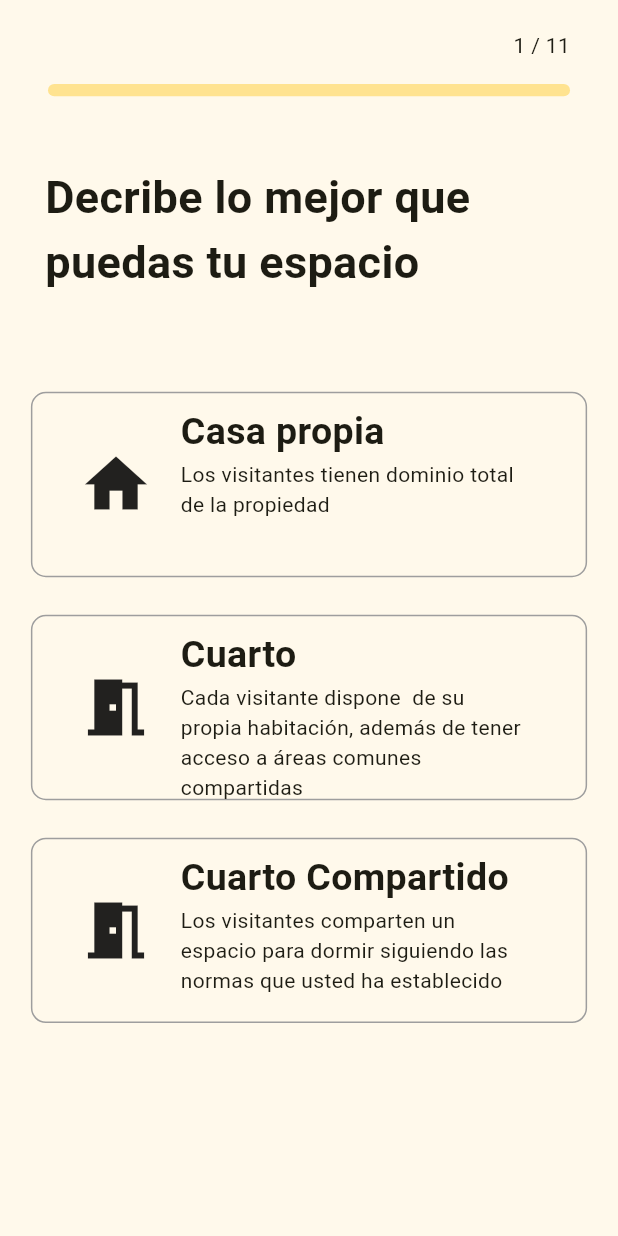
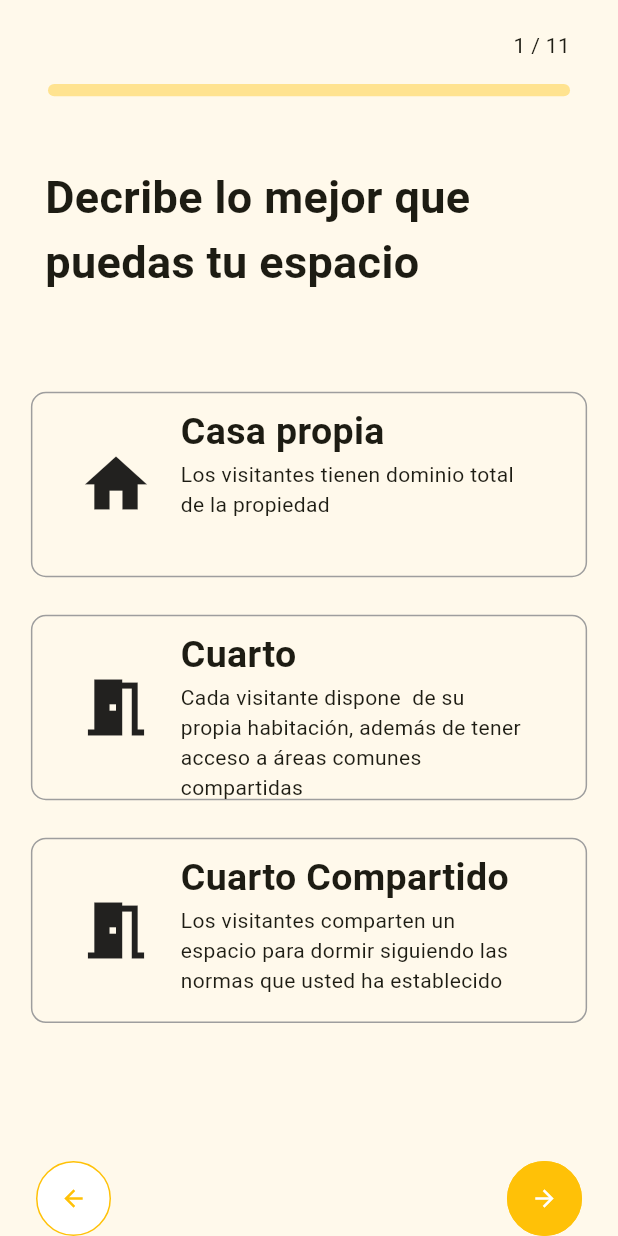
Before and after one commit to CanulMena/StudentHive, a Flutter app: the AppStepsCreatePublications screen opened directly, on a phone screen of 412 x 824 dp. Run offline on Flutter 3.47's test engine with Material 3 defaults, Android fonts, the phone set to English and light mode, and no system bars; our stand-ins replace card_swiper, dio, go_router.

Commit message:
first design to buttoms progress

```diff
--- a/lib/presentation/views/widgets/widgets_views/account_view.dart/create_publication/app_steps_create_publications.dart
+++ b/lib/presentation/views/widgets/widgets_views/account_view.dart/create_publication/app_steps_create_publications.dart
@@ -1,4 +1,5 @@
 import 'package:flutter/material.dart';
+import 'package:studenthive/presentation/views/widgets/widgets_views/account_view.dart/create_publication/routerAnimation/navbar_button.dart';
 import 'package:studenthive/presentation/views/widgets/widgets_views/account_view.dart/create_publication/screen_create_publication.dart';
 
 class AppStepsCreatePublications extends StatefulWidget {
@@ -56,9 +57,8 @@ class _AppStepsCreatePublicationsState
             ),
           ],
         ),
-        // bottomNavigationBar: BottomButtons(
-        //   pageController: _pageController,
-        // )
-    );
+        bottomNavigationBar: BottomButtons(
+          pageController: _pageController,
+        ));
   }
 }
--- a/lib/presentation/views/widgets/widgets_views/account_view.dart/create_publication/routerAnimation/navbar_button.dart
+++ b/lib/presentation/views/widgets/widgets_views/account_view.dart/create_publication/routerAnimation/navbar_button.dart
@@ -15,52 +15,76 @@ class BottomButtons extends StatelessWidget {
       child: Row(
         mainAxisAlignment: MainAxisAlignment.spaceBetween,
         children: [
-          IconButton(
+          ElevatedButton(
             onPressed: () {
               pageController.previousPage(
                   duration: const Duration(milliseconds: 500),
                   curve: Curves.ease);
             },
-              icon: const Icon(
+            // ignore: sort_child_properties_last
+            child: const SizedBox(
+              height: 50,
+              width: 50,
+              child: Icon(
                 Icons.arrow_back,
                 color: Colors.amber,
-                size: 40,
-              )),
-          IconButton(
+              ),
+            ),
+            style: ElevatedButton.styleFrom(
+                backgroundColor: Colors.white,
+                elevation: 0,
+                shadowColor: Colors.transparent,
+                shape:
+                    const CircleBorder(side: BorderSide(color: Colors.amber))),
+          ),
+          ElevatedButton(
             onPressed: () {
               pageController.nextPage(
                   duration: const Duration(milliseconds: 500),
                   curve: Curves.ease);
             },
-              icon: const Icon(
+            // ignore: sort_child_properties_last
+            child: const SizedBox(
+              height: 50,
+              width: 50,
+              child: Icon(
                 Icons.arrow_forward,
-                color: Colors.amber,
-                size: 40,
-              ))
-          // ElevatedButton(
-          //   onPressed: () {
-          //     pageController.nextPage(
-          //         duration: const Duration(milliseconds: 500),
-          //         curve: Curves.ease);
-          //   },
-          //   // ignore: sort_child_properties_last
-          //   child: const SizedBox(
-          //     height: 50,
-          //     width: 50,
-          //     child: Icon(
-          //       Icons.arrow_forward,
-          //       color: Colors.white,
-          //     ),
-          //   ),
-          //   style: ElevatedButton.styleFrom(
-          //       backgroundColor: Colors.amber,
-          //       elevation: 0,
-          //       shadowColor: Colors.transparent,
-          //       shape:
-          //           const CircleBorder(side: BorderSide(color: Colors.amber))),
-          // )
+                color: Colors.white,
+              ),
+            ),
+            style: ElevatedButton.styleFrom(
+                backgroundColor: Colors.amber,
+                elevation: 0,
+                shadowColor: Colors.transparent,
+                shape:
+                    const CircleBorder(side: BorderSide(color: Colors.amber))),
+          )
         ],
       ),
     );
   }
 }
+
+//! Estilo de los botones siendo solo iconos
+//  IconButton(
+//               onPressed: () {
+//                 pageController.previousPage(
+//                     duration: const Duration(milliseconds: 500),
+//                     curve: Curves.ease);
+//               },
+//               icon: const Icon(
+//                 Icons.arrow_back,
+//                 color: Colors.amber,
+//                 size: 40,
+//               )),
+//           IconButton(
+//               onPressed: () {
+//                 pageController.nextPage(
+//                     duration: const Duration(milliseconds: 500),
+//                     curve: Curves.ease);
+//               },
+//               icon: const Icon(
+//                 Icons.arrow_forward,
+//                 color: Colors.amber,
+//                 size: 40,
+//               ))
```
Lines whose indentation alone changed are shown as unchanged.
